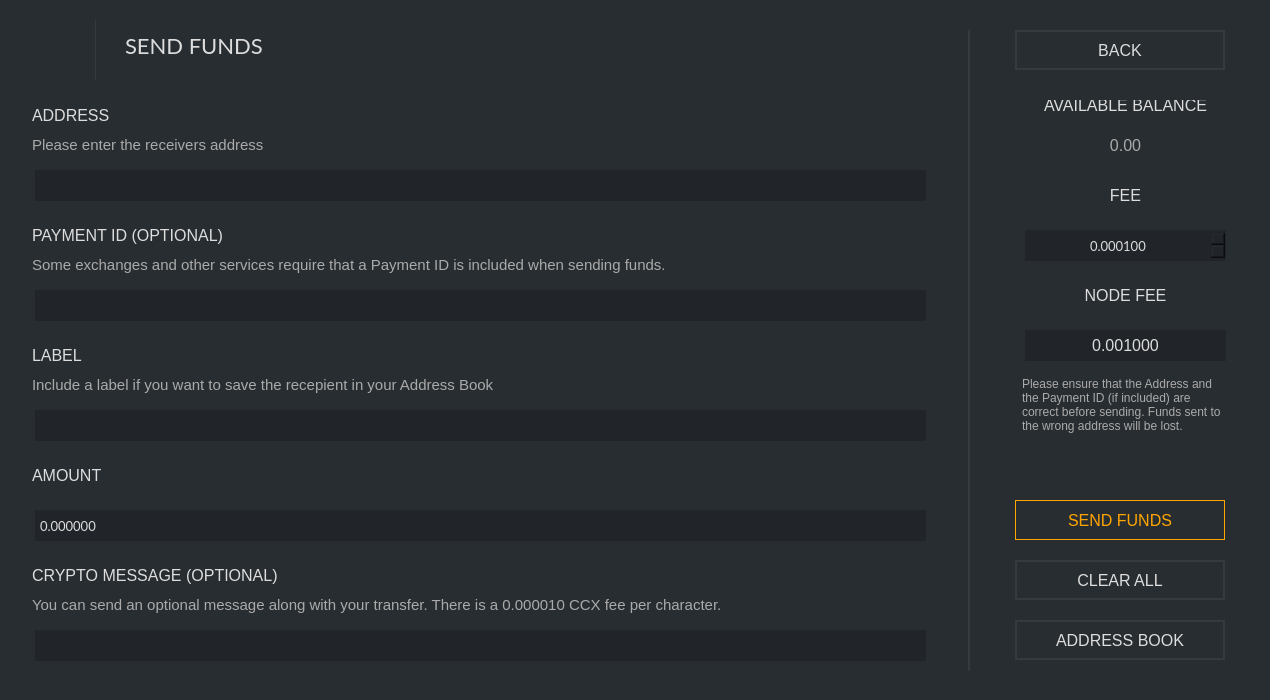
Qt form src/gui/ui/sendframe.ui (ConcealNetwork/conceal-desktop) before a commit.
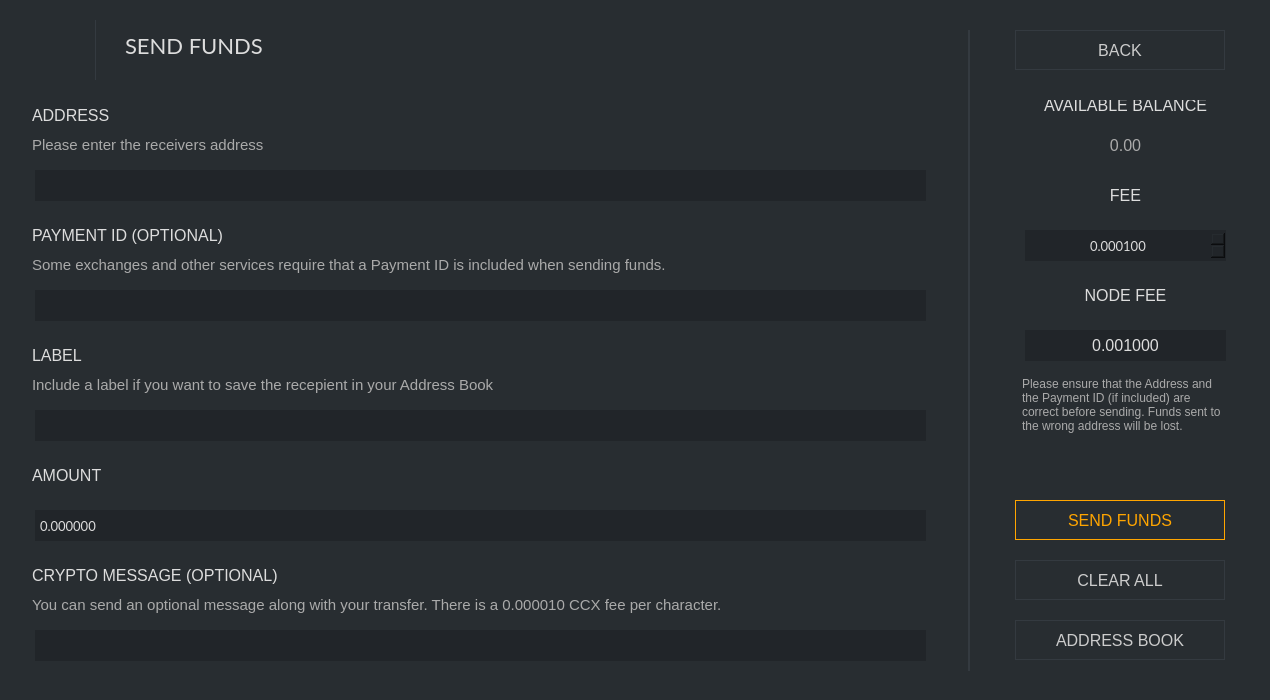
The same form after that commit. Icons and pictures are not drawn.

Diff of the .ui file:
```diff
--- a/src/gui/ui/sendframe.ui
+++ b/src/gui/ui/sendframe.ui
@@ -118,7 +118,9 @@
        </font>
       </property>
       <property name="styleSheet">
-       <string notr="true">color: #ddd; border: 2px solid #343a40; font-size: 16px;</string>
+       <string notr="true">QPushButton#m_backButton {color: #ccc; border: 1px solid #343a40; font-size: 16px; background-color: #21259;}
+
+QPushButton#m_backButton:hover {color: #ddd; border: 2px solid #444; font-size: 16px; background-color: #21259;}</string>
       </property>
       <property name="text">
        <string>BACK</string>
@@ -425,7 +427,9 @@
         </font>
        </property>
        <property name="styleSheet">
-        <string notr="true">color: #ddd; border: 2px solid #343a40; font-size: 16px;</string>
+        <string notr="true">QPushButton#m_clearAllButton {color: #ccc; border: 1px solid #343a40; font-size: 16px; background-color: #21259;}
+
+QPushButton#m_clearAllButton:hover {color: #ddd; border: 2px solid #444; font-size: 16px; background-color: #21259;}</string>
        </property>
        <property name="text">
         <string>CLEAR ALL</string>
@@ -580,7 +584,9 @@
         </font>
        </property>
        <property name="styleSheet">
-        <string notr="true">color: #ddd; border: 2px solid #343a40; font-size: 16px;</string>
+        <string notr="true">QPushButton#m_addressBookButton {color: #ccc; border: 1px solid #343a40; font-size: 16px; background-color: #21259;}
+
+QPushButton#m_addressBookButton:hover {color: #ddd; border: 2px solid #444; font-size: 16px; background-color: #21259;}</string>
        </property>
        <property name="text">
         <string>ADDRESS BOOK</string>
```
Left out of the diff: 4 changed lines with no effect on the pictures.
